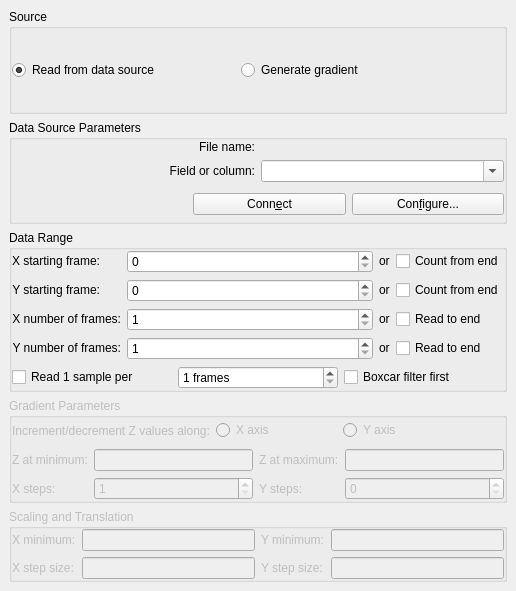
First picture: the form in src/libkstapp/matrixtab.ui, repository Kst-plot/kst, before the edit.
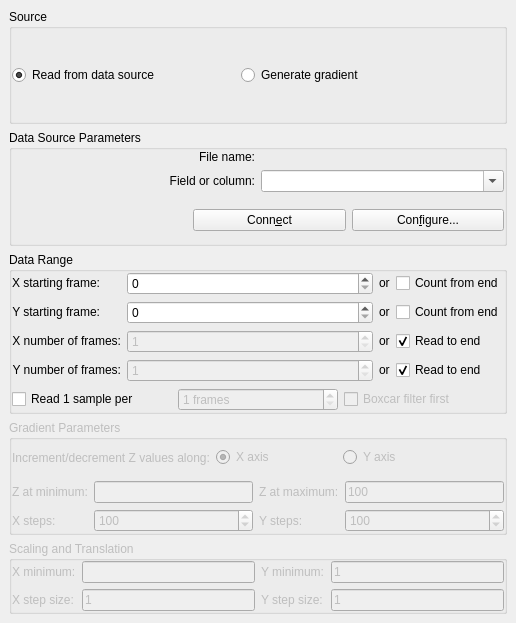
Second picture: the form after the edit. Custom widgets are drawn as their Qt base class.

```diff
--- a/src/libkstapp/matrixtab.ui
+++ b/src/libkstapp/matrixtab.ui
@@ -6,7 +6,7 @@
     <x>0</x>
     <y>0</y>
     <width>516</width>
-    <height>591</height>
+    <height>623</height>
    </rect>
   </property>
   <layout class="QGridLayout" >
@@ -131,6 +131,9 @@
             <height>0</height>
            </size>
           </property>
+          <property name="text" >
+           <string>1</string>
+          </property>
          </widget>
         </item>
        </layout>
@@ -201,6 +204,9 @@
             <height>0</height>
            </size>
           </property>
+          <property name="text" >
+           <string>1</string>
+          </property>
          </widget>
         </item>
         <item>
@@ -217,6 +223,9 @@
             <height>0</height>
            </size>
           </property>
+          <property name="text" >
+           <string>1</string>
+          </property>
          </widget>
         </item>
        </layout>
@@ -274,6 +283,9 @@
           <property name="text" >
            <string>X axis</string>
           </property>
+          <property name="checked" >
+           <bool>true</bool>
+          </property>
          </widget>
         </item>
         <item row="0" column="3" >
@@ -323,6 +335,9 @@
           <property name="maximum" >
            <number>999999999</number>
           </property>
+          <property name="value" >
+           <number>100</number>
+          </property>
          </widget>
         </item>
         <item row="1" column="3" >
@@ -330,6 +345,9 @@
           <property name="maximum" >
            <number>999999999</number>
           </property>
+          <property name="value" >
+           <number>100</number>
+          </property>
          </widget>
         </item>
         <item row="0" column="1" >
@@ -388,7 +406,11 @@
          </widget>
         </item>
         <item row="0" column="3" >
-         <widget class="QLineEdit" name="_gradientZAtMax" />
+         <widget class="QLineEdit" name="_gradientZAtMax" >
+          <property name="text" >
+           <string>100</string>
+          </property>
+         </widget>
         </item>
        </layout>
       </item>
@@ -445,6 +467,9 @@
         </item>
         <item row="2" column="1" >
          <widget class="QSpinBox" name="_xNumSteps" >
+          <property name="enabled" >
+           <bool>false</bool>
+          </property>
           <property name="minimum" >
            <number>1</number>
           </property>
@@ -522,6 +547,9 @@
         </item>
         <item row="3" column="1" >
          <widget class="QSpinBox" name="_yNumSteps" >
+          <property name="enabled" >
+           <bool>false</bool>
+          </property>
           <property name="minimum" >
            <number>1</number>
           </property>
@@ -554,6 +582,9 @@
           <property name="text" >
            <string>Read to end</string>
           </property>
+          <property name="checked" >
+           <bool>true</bool>
+          </property>
          </widget>
         </item>
         <item row="1" column="2" >
@@ -605,6 +636,9 @@
           <property name="text" >
            <string>Read to end</string>
           </property>
+          <property name="checked" >
+           <bool>true</bool>
+          </property>
          </widget>
         </item>
         <item row="1" column="3" >
@@ -683,6 +717,9 @@
         </property>
         <item row="0" column="1" >
          <widget class="QSpinBox" name="_skip" >
+          <property name="enabled" >
+           <bool>false</bool>
+          </property>
           <property name="suffix" >
            <string> frames</string>
           </property>
@@ -696,6 +733,9 @@
         </item>
         <item row="0" column="2" >
          <widget class="QCheckBox" name="_doAve" >
+          <property name="enabled" >
+           <bool>false</bool>
+          </property>
           <property name="text" >
            <string>Boxcar filter first</string>
           </property>
```
